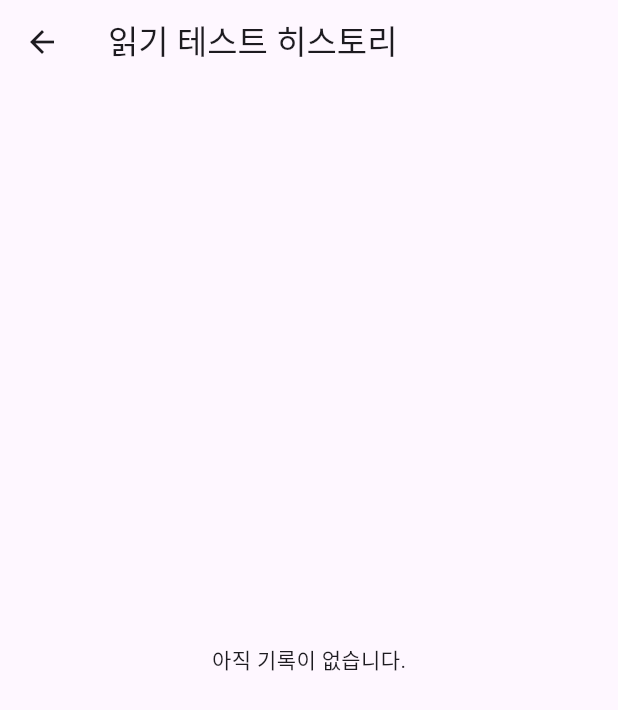
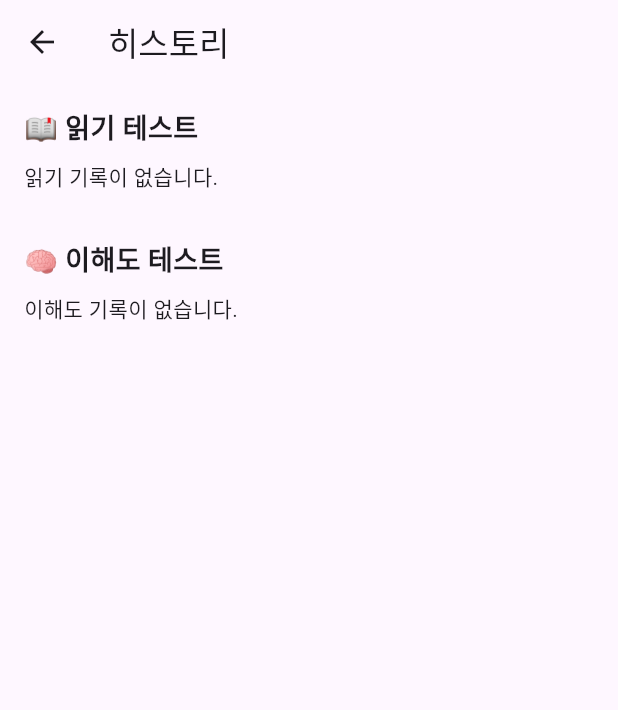
Before and after one commit to wjy0524/HackTX25-DYSCVER, a Flutter app: the HistoryPage screen opened directly, on a phone screen of 412 x 824 dp. Shown: the top 710 px of the screen. Run offline on Flutter 3.47's test engine with Material 3 defaults, Android fonts, the phone set to English and light mode, and no system bars; our stand-ins replace cloud_firestore, firebase_auth, firebase_core, fl_chart, flutter_widget_from_html_core, google_sign_in and 1 more; accounts and stored records are empty; network calls fail; statements that could not run were skipped.

Commit message:
7/19 기능적 업뎃 완료

```diff
--- a/frontend/lib/screens/history_page.dart
+++ b/frontend/lib/screens/history_page.dart
@@ -4,7 +4,9 @@ import 'package:flutter/material.dart';
 import 'package:cloud_firestore/cloud_firestore.dart';
 import 'package:firebase_auth/firebase_auth.dart';
 import 'package:fl_chart/fl_chart.dart';
-import '../widgets/accuracy_chart.dart';
+import '../widgets/accuracy_chart.dart'; // 읽기용
+import '../widgets/accuracy_chart.dart'  // 이해도용도 동일 차트 컴포넌트 재사용
+     as comp_chart;
 
 class HistoryPage extends StatelessWidget {
   const HistoryPage({super.key});
@@ -12,60 +14,66 @@ class HistoryPage extends StatelessWidget {
   @override
   Widget build(BuildContext context) {
     final uid = FirebaseAuth.instance.currentUser!.uid;
-    final resultsRef = FirebaseFirestore.instance
+
+    // 1) 읽기 결과 스트림
+    final readingStream = FirebaseFirestore.instance
       .collection('users')
       .doc(uid)
       .collection('reading_results')
-      .orderBy('timestamp');
+      .orderBy('timestamp')
+      .snapshots();
+
+    // 2) 이해도 결과 스트림
+    final compStream = FirebaseFirestore.instance
+      .collection('users')
+      .doc(uid)
+      .collection('comprehension_results')
+      .orderBy('timestamp')
+      .snapshots();
 
     return Scaffold(
-      appBar: AppBar(title: const Text('읽기 테스트 히스토리')),
-      body: StreamBuilder<QuerySnapshot>(
-        stream: resultsRef.snapshots(),
+      appBar: AppBar(title: const Text('히스토리')),
+      body: SingleChildScrollView(
+        padding: const EdgeInsets.all(16),
+        child: Column(
+          crossAxisAlignment: CrossAxisAlignment.start,
+          children: [
+
+            const Text('📖 읽기 테스트', style: TextStyle(fontSize: 18, fontWeight: FontWeight.bold)),
+            const SizedBox(height: 8),
+
+            // ── 읽기 테스트 차트 & 테이블 ──
+            StreamBuilder<QuerySnapshot>(
+              stream: readingStream,
               builder: (ctx, snap) {
                 if (!snap.hasData) return const Center(child: CircularProgressIndicator());
                 final docs = snap.data!.docs;
-          if (docs.isEmpty) return const Center(child: Text('아직 기록이 없습니다.'));
+                if (docs.isEmpty) return const Text('읽기 기록이 없습니다.');
 
-          // ─────────── 차트 ───────────
-          final spots = docs
-            .asMap()
-            .entries
-            .map((e) => FlSpot(
+                // FlSpot 리스트 생성 (x=index, y=accuracy)
+                final spots = docs.asMap().entries.map((e) => FlSpot(
                   e.key.toDouble(),
                   (e.value['accuracy'] as num).toDouble(),
-            ))
-            .toList();
+                )).toList();
 
-          return Padding(
-            padding: const EdgeInsets.all(16),
-            child: Column(
+                return Column(
                   children: [
                     SizedBox(height: 200, child: AccuracyChart(spots: spots)),
-                const SizedBox(height: 24),
+                    const SizedBox(height: 16),
 
-                // ─────────── 테이블 ───────────
-                Expanded(
-                  child: SingleChildScrollView(
-                    scrollDirection: Axis.vertical,
-                    child: SingleChildScrollView(
+                    // DataTable
+                    SingleChildScrollView(
                       scrollDirection: Axis.horizontal,
                       child: DataTable(
                         headingRowColor: MaterialStateProperty.all(Colors.green.shade50),
-                        dataRowColor: MaterialStateProperty.resolveWith((states) {
-                          return states.contains(MaterialState.selected)
-                            ? Colors.green.shade100
-                            : null;
-                        }),
-                        columnSpacing: 24,
                         columns: const [
-                          DataColumn(label: Text('날짜', style: TextStyle(fontWeight: FontWeight.bold))),
-                          DataColumn(label: Text('정확도', style: TextStyle(fontWeight: FontWeight.bold))),
-                          DataColumn(label: Text('단어수', style: TextStyle(fontWeight: FontWeight.bold))),
-                          DataColumn(label: Text('소요시간', style: TextStyle(fontWeight: FontWeight.bold))),
+                          DataColumn(label: Text('날짜')),
+                          DataColumn(label: Text('정확도')),
+                          DataColumn(label: Text('단어수')),
+                          DataColumn(label: Text('소요시간')),
                         ],
                         rows: docs.map((d) {
-                          final ts   = (d['timestamp'] as Timestamp).toDate();
+                          final ts = (d['timestamp'] as Timestamp).toDate();
                           final date = '${ts.month}/${ts.day} ${ts.hour}:${ts.minute.toString().padLeft(2,'0')}';
                           final acc   = (d['accuracy'] as num).toDouble();
                           final words = (d['words_read'] as num).toInt();
@@ -79,12 +87,70 @@ class HistoryPage extends StatelessWidget {
                         }).toList(),
                       ),
                     ),
+                  ],
+                );
+              },
+            ),
+
+            const SizedBox(height: 32),
+            const Text('🧠 이해도 테스트', style: TextStyle(fontSize: 18, fontWeight: FontWeight.bold)),
+            const SizedBox(height: 8),
+
+            // ── 이해도 테스트 차트 & 테이블 ──
+            StreamBuilder<QuerySnapshot>(
+              stream: compStream,
+              builder: (ctx, snap) {
+                if (!snap.hasData) return const Center(child: CircularProgressIndicator());
+                final docs = snap.data!.docs;
+                if (docs.isEmpty) return const Text('이해도 기록이 없습니다.');
+
+                // FlSpot: x=index, y=correct/total * 100
+                final spots = docs.asMap().entries.map((e) {
+                  final data = e.value.data() as Map<String, dynamic>;
+                  final total = (data['total_questions'] as num).toDouble();
+                  final correct = (data['correct_answers'] as num).toDouble();
+                  final pct = total > 0 ? correct/total * 100 : 0.0;
+                  return FlSpot(e.key.toDouble(), pct);
+                }).toList();
+
+                return Column(
+                  children: [
+                    SizedBox(height: 200, child: comp_chart.AccuracyChart(spots: spots)),
+                    const SizedBox(height: 16),
+
+                    SingleChildScrollView(
+                      scrollDirection: Axis.horizontal,
+                      child: DataTable(
+                        headingRowColor: MaterialStateProperty.all(Colors.blue.shade50),
+                        columns: const [
+                          DataColumn(label: Text('날짜')),
+                          DataColumn(label: Text('문제수')),
+                          DataColumn(label: Text('정답수')),
+                          DataColumn(label: Text('정답률')),
+                        ],
+                        rows: docs.map((d) {
+                          final data = d.data() as Map<String, dynamic>;
+                          final ts = (data['timestamp'] as Timestamp).toDate();
+                          final date = '${ts.month}/${ts.day} ${ts.hour}:${ts.minute.toString().padLeft(2,'0')}';
+                          final total = data['total_questions'] as int;
+                          final correct = data['correct_answers'] as int;
+                          final pct = total>0 ? (correct/total*100).toStringAsFixed(1) : '0';
+                          return DataRow(cells: [
+                            DataCell(Text(date)),
+                            DataCell(Text('$total')),
+                            DataCell(Text('$correct')),
+                            DataCell(Text('$pct%')),
+                          ]);
+                        }).toList(),
                       ),
                     ),
                   ],
-            ),
                 );
               },
+            ),
+
+          ],
+        ),
       ),
     );
   }
```
Also changed, not shown: frontend/lib/model/comprehension.dart (added, +51 -0 lines), frontend/lib/screens/comphrension_page.dart (deleted, +0 -122 lines), frontend/lib/screens/comprehension_page.dart (added, +172 -0 lines), frontend/lib/screens/reading_speed_page.dart (+10 -1 lines), frontend/lib/services/comprehension_service.dart (added, +28 -0 lines), 2 other files. Lines whose indentation alone changed are shown as unchanged.
